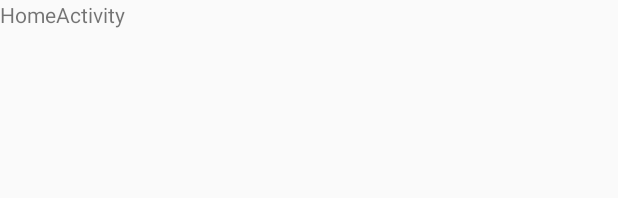
After one commit to 450287475/MutilWord, an Android app: the layout activity_home.xml on its own in the app's theme, with its tools: preview values and no code run, on a phone screen of 412 x 824 dp. The commit adds this screen. Shown: the top 198 px of the screen. Run offline under Robolectric (Android 15) with nearby library versions, the phone set to English and light mode, and no system bars.

Commit message:
第二次提交，修改bug,马海军

```diff
--- a/app/src/main/java/com/wangdao/mutilword/activity/RegisterActivity.java
+++ b/app/src/main/java/com/wangdao/mutilword/activity/RegisterActivity.java
@@ -70,7 +70,7 @@ public class RegisterActivity extends Activity {
             @Override
             public void onSuccess() {
                 Toast.makeText(RegisterActivity.this,"注册成功："+userInfo.getObjectId(),Toast.LENGTH_SHORT).show();
-                startActivity(new Intent(RegisterActivity.this,MainActivity.class));
+                startActivity(new Intent(RegisterActivity.this,HomeActivity.class));
             }
 
             @Override
--- /dev/null
+++ b/app/src/main/res/layout/activity_home.xml
@@ -0,0 +1,13 @@
+<?xml version="1.0" encoding="utf-8"?>
+<RelativeLayout xmlns:android="http://schemas.android.com/apk/res/android"
+    xmlns:tools="http://schemas.android.com/tools"
+    android:layout_width="match_parent"
+    android:layout_height="match_parent"
+    tools:context="com.wangdao.mutilword.activity.HomeActivity">
+
+    <TextView
+        android:layout_width="match_parent"
+        android:layout_height="wrap_content"
+        android:text="HomeActivity"/>
+
+</RelativeLayout>
```
Also changed, not shown: app/src/main/AndroidManifest.xml (+10 -5 lines), app/src/main/java/com/wangdao/mutilword/activity/HomeActivity.java (added, +16 -0 lines).
